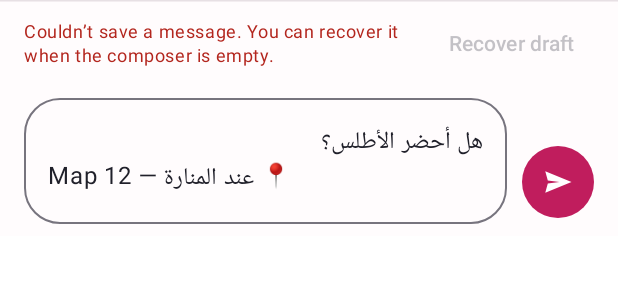
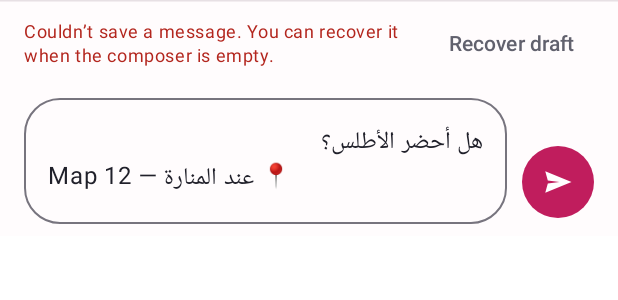
Before and after one commit to Biggemott/android-chat-demo, an Android app built with Jetpack Compose: the @Preview function ArabicComposerPreview, on a phone screen of 412 x 824 dp. Shown: the top 300 px of the screen. Run offline under Robolectric (Android 15) with nearby library versions, the phone set to English and light mode, and no system bars.

Commit message:
fix(chat): refresh time zones and fit recovery into compact layouts

```diff
--- a/app/src/main/java/com/biggemott/chatdemo/ui/chat/ChatComposer.kt
+++ b/app/src/main/java/com/biggemott/chatdemo/ui/chat/ChatComposer.kt
@@ -8,12 +8,15 @@ import androidx.compose.foundation.layout.fillMaxWidth
 import androidx.compose.foundation.layout.heightIn
 import androidx.compose.foundation.layout.padding
 import androidx.compose.foundation.layout.size
+import androidx.compose.foundation.layout.widthIn
 import androidx.compose.foundation.shape.CircleShape
 import androidx.compose.foundation.shape.RoundedCornerShape
 import androidx.compose.foundation.text.KeyboardOptions
+import androidx.compose.material3.ButtonDefaults
 import androidx.compose.material3.FilledIconButton
 import androidx.compose.material3.HorizontalDivider
 import androidx.compose.material3.Icon
+import androidx.compose.material3.IconButton
 import androidx.compose.material3.IconButtonDefaults
 import androidx.compose.material3.MaterialTheme
 import androidx.compose.material3.OutlinedTextField
@@ -33,22 +36,29 @@ import androidx.compose.ui.semantics.hideFromAccessibility
 import androidx.compose.ui.semantics.liveRegion
 import androidx.compose.ui.semantics.semantics
 import androidx.compose.ui.text.input.ImeAction
+import androidx.compose.ui.text.rememberTextMeasurer
 import androidx.compose.ui.text.style.TextDirection
+import androidx.compose.ui.text.style.TextOverflow
 import androidx.compose.ui.tooling.preview.Preview
+import androidx.compose.ui.unit.Constraints
 import androidx.compose.ui.unit.Dp
+import androidx.compose.ui.unit.LayoutDirection
 import androidx.compose.ui.unit.dp
 import com.biggemott.chatdemo.R
 import com.biggemott.chatdemo.ui.theme.ChatDemoTheme
 
 private val composerRowPadding = 8.dp
-private val minimumErrorHeight = 56.dp
+private val composerSidePadding = 16.dp
+private val errorVerticalPadding = 4.dp
+private val minimumTouchTarget = 48.dp
 
 @Composable
-internal fun minimumComposerHeight(): Dp {
+private fun minimumComposerHeight(): Dp {
     val lineHeight = MaterialTheme.typography.bodyLarge.lineHeight
     val padding = OutlinedTextFieldDefaults.contentPadding()
     // One readable line, the outlined field's default insets, the surrounding row and its divider.
-    val line = with(LocalDensity.current) { lineHeight.toDp() } + padding.calculateTopPadding() + padding.calculateBottomPadding()
+    val textHeight = with(LocalDensity.current) { lineHeight.toDp() }
+    val line = textHeight + padding.calculateTopPadding() + padding.calculateBottomPadding()
     val field = maxOf(OutlinedTextFieldDefaults.MinHeight, line)
     return field + composerRowPadding * 2 + 1.dp
 }
@@ -62,15 +72,24 @@ internal fun ChatComposer(
     onRecoverDraft: (() -> Unit)? = null,
 ) {
     val editorHeight = minimumComposerHeight()
+    val canRecover = onRecoverDraft != null
+    val isComposerEmpty = draft.isEmpty()
     BoxWithConstraints {
-        val showError = sendError && maxHeight >= editorHeight + minimumErrorHeight
-        val minimumFooter = editorHeight + if (showError) minimumErrorHeight else 0.dp
-        val historySpace = minOf(96.dp, maxHeight / 2, (maxHeight - minimumFooter).coerceAtLeast(0.dp))
+        val errorLayout =
+            if (sendError) {
+                measureSendError(isComposerEmpty, canRecover, maxWidth, maxHeight - editorHeight)
+            } else {
+                null
+            }
+        val minimumFooter = editorHeight + (errorLayout?.height ?: 0.dp)
+        val headerSpace = if (maxHeight >= minimumFooter + chatHeaderExtent + scrollButtonSize) chatHeaderExtent else 0.dp
+        val heightBelowHeader = maxHeight - headerSpace
+        val historySpace = headerSpace + minOf(96.dp, heightBelowHeader / 2, (heightBelowHeader - minimumFooter).coerceAtLeast(0.dp))
         val footerHeight = maxHeight - historySpace
         Column(Modifier.heightIn(max = footerHeight)) {
             HorizontalDivider(color = MaterialTheme.colorScheme.outlineVariant)
-            if (showError) {
-                SendError(draft.isEmpty(), onRecoverDraft, Modifier.heightIn(max = footerHeight - editorHeight))
+            if (errorLayout != null) {
+                SendError(errorLayout, isComposerEmpty, onRecoverDraft, Modifier.heightIn(max = footerHeight - editorHeight))
             }
             ComposerInput(draft, onDraftChanged, onSend)
         }
@@ -86,7 +105,7 @@ private fun ComposerInput(
     val colors = MaterialTheme.colorScheme
     val hint = stringResource(R.string.chat_message_hint)
     Row(
-        modifier = Modifier.fillMaxWidth().padding(horizontal = 16.dp, vertical = composerRowPadding),
+        modifier = Modifier.fillMaxWidth().padding(horizontal = composerSidePadding, vertical = composerRowPadding),
         horizontalArrangement = Arrangement.spacedBy(10.dp),
         verticalAlignment = Alignment.Bottom,
     ) {
@@ -103,7 +122,7 @@ private fun ComposerInput(
         FilledIconButton(
             onClick = { onSend?.invoke() },
             enabled = onSend != null,
-            modifier = Modifier.padding(bottom = 4.dp).size(48.dp),
+            modifier = Modifier.padding(bottom = 4.dp).size(minimumTouchTarget),
             shape = CircleShape,
             colors =
                 IconButtonDefaults.filledIconButtonColors(
@@ -121,29 +140,113 @@ private fun ComposerInput(
     }
 }
 
+private class SendErrorLayout(
+    val message: String,
+    val recoveryLabel: String?,
+    val height: Dp,
+    // A compact recovery action uses an icon instead of a text button.
+    val recoveryTextMaxWidth: Dp?,
+)
+
+@Composable
+private fun measureSendError(
+    isComposerEmpty: Boolean,
+    canRecover: Boolean,
+    maxWidth: Dp,
+    availableHeight: Dp,
+): SendErrorLayout? {
+    if (availableHeight < minimumTouchTarget) return null
+    val message = stringResource(if (canRecover && !isComposerEmpty) R.string.chat_send_error_held else R.string.chat_send_error)
+    val recoveryLabel = if (canRecover) stringResource(R.string.chat_recover_draft) else null
+    val bannerWidth = (maxWidth - composerSidePadding * 2).coerceAtLeast(0.dp)
+    val fullHeight = sendErrorHeight(message, recoveryLabel, bannerWidth) + errorVerticalPadding * 2
+    val compactRecovery = canRecover && fullHeight > availableHeight
+    val height =
+        if (compactRecovery) {
+            sendErrorHeight(message, null, (bannerWidth - minimumTouchTarget).coerceAtLeast(0.dp))
+        } else {
+            fullHeight
+        }
+    return SendErrorLayout(message, recoveryLabel, minOf(height, availableHeight), (bannerWidth / 2).takeUnless { compactRecovery })
+}
+
+@Composable
+private fun sendErrorHeight(
+    error: String,
+    recoveryLabel: String?,
+    width: Dp,
+): Dp {
+    val measurer = rememberTextMeasurer()
+    val typography = MaterialTheme.typography
+    val padding = ButtonDefaults.TextButtonContentPadding
+    return with(LocalDensity.current) {
+        val actionWidth = if (recoveryLabel != null) width / 2 else 0.dp
+        val errorHeight =
+            measurer
+                .measure(error, typography.bodySmall, constraints = Constraints(maxWidth = (width - actionWidth).roundToPx()))
+                .size.height
+                .toDp()
+        val labelHeight =
+            if (recoveryLabel != null) {
+                val horizontalPadding =
+                    padding.calculateLeftPadding(LayoutDirection.Ltr) + padding.calculateRightPadding(LayoutDirection.Ltr)
+                val labelWidth = (actionWidth - horizontalPadding).coerceAtLeast(0.dp)
+                measurer
+                    .measure(recoveryLabel, typography.labelLarge, constraints = Constraints(maxWidth = labelWidth.roundToPx()))
+                    .size.height
+                    .toDp() + padding.calculateTopPadding() + padding.calculateBottomPadding()
+            } else {
+                0.dp
+            }
+        // A half-width cap on the action guarantees the space used to measure the status text.
+        maxOf(errorHeight, labelHeight, minimumTouchTarget)
+    }
+}
+
 @Composable
 private fun SendError(
+    layout: SendErrorLayout,
     isComposerEmpty: Boolean,
     onRecoverDraft: (() -> Unit)?,
     modifier: Modifier,
 ) {
+    val colors = MaterialTheme.colorScheme
+    val verticalPadding = if (layout.recoveryTextMaxWidth == null) 0.dp else errorVerticalPadding
     Row(
         modifier =
-            modifier.fillMaxWidth().padding(horizontal = 16.dp, vertical = 4.dp),
+            modifier.fillMaxWidth().padding(horizontal = composerSidePadding, vertical = verticalPadding),
         verticalAlignment = Alignment.CenterVertically,
     ) {
         Text(
-            text =
-                stringResource(
-                    if (onRecoverDraft != null && !isComposerEmpty) R.string.chat_send_error_held else R.string.chat_send_error,
-                ),
+            text = layout.message,
             modifier = Modifier.weight(1f).semantics { liveRegion = LiveRegionMode.Polite },
-            color = MaterialTheme.colorScheme.error,
+            color = colors.error,
             style = MaterialTheme.typography.bodySmall,
+            overflow = TextOverflow.Ellipsis,
         )
-        if (onRecoverDraft != null) {
-            TextButton(onClick = onRecoverDraft, enabled = isComposerEmpty) {
-                Text(stringResource(R.string.chat_recover_draft))
+        if (onRecoverDraft != null && layout.recoveryLabel != null) {
+            if (layout.recoveryTextMaxWidth == null) {
+                IconButton(
+                    onClick = onRecoverDraft,
+                    enabled = isComposerEmpty,
+                    modifier = Modifier.size(minimumTouchTarget),
+                    colors =
+                        IconButtonDefaults.iconButtonColors(
+                            contentColor = colors.primary,
+                            disabledContentColor = colors.onSurfaceVariant,
+                        ),
+                ) {
+                    Icon(painterResource(R.drawable.ic_chat_recover), contentDescription = layout.recoveryLabel)
+                }
+            } else {
+                TextButton(
+                    onClick = onRecoverDraft,
+                    enabled = isComposerEmpty,
+                    modifier = Modifier.widthIn(max = layout.recoveryTextMaxWidth),
+                    colors = ButtonDefaults.textButtonColors(disabledContentColor = colors.onSurfaceVariant),
+                ) {
+                    Text(layout.recoveryLabel)
+                }
             }
         }
     }
--- a/app/src/main/java/com/biggemott/chatdemo/ui/chat/ChatHistoryPane.kt
+++ b/app/src/main/java/com/biggemott/chatdemo/ui/chat/ChatHistoryPane.kt
@@ -151,7 +151,7 @@ private fun TimeHeader(label: String) {
     Text(
         text = label,
         color = MaterialTheme.colorScheme.onSurfaceVariant,
-        style = MaterialTheme.typography.labelMedium,
+        style = MaterialTheme.typography.labelMedium.copy(textDirection = TextDirection.Content),
         textAlign = TextAlign.Center,
         modifier =
             Modifier
--- /dev/null
+++ b/app/src/main/res/drawable/ic_chat_recover.xml
@@ -0,0 +1,13 @@
+<vector xmlns:android="http://schemas.android.com/apk/res/android"
+    android:width="24dp"
+    android:height="24dp"
+    android:autoMirrored="true"
+    android:viewportWidth="24"
+    android:viewportHeight="24">
+    <path
+        android:pathData="M9,5 L4,10 L9,15 M4,10 L14,10 C18,10 20,12 20,15 C20,18 18,20 14,20 L12,20"
+        android:strokeColor="#000000"
+        android:strokeLineCap="round"
+        android:strokeLineJoin="round"
+        android:strokeWidth="2.2" />
+</vector>
```
Also changed, not shown: app/src/main/java/com/biggemott/chatdemo/ui/chat/ChatScreen.kt (+5 -4 lines), app/src/main/java/com/biggemott/chatdemo/ui/chat/DeviceTimeZone.kt (added, +41 -0 lines), 8 other files.
